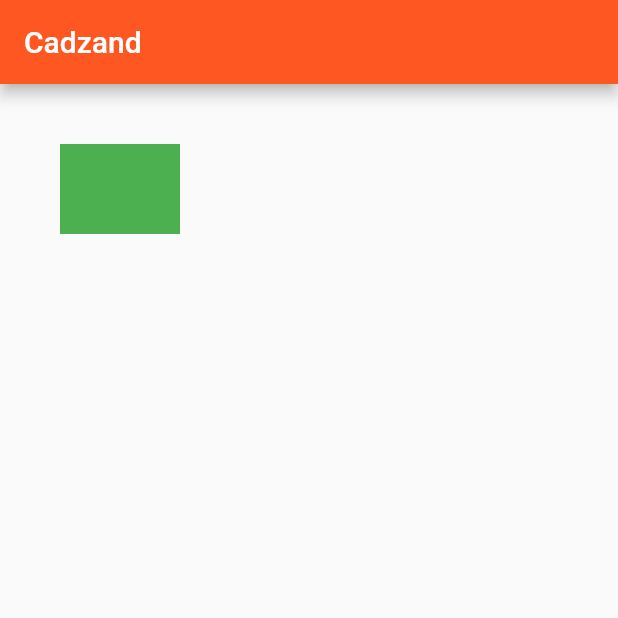
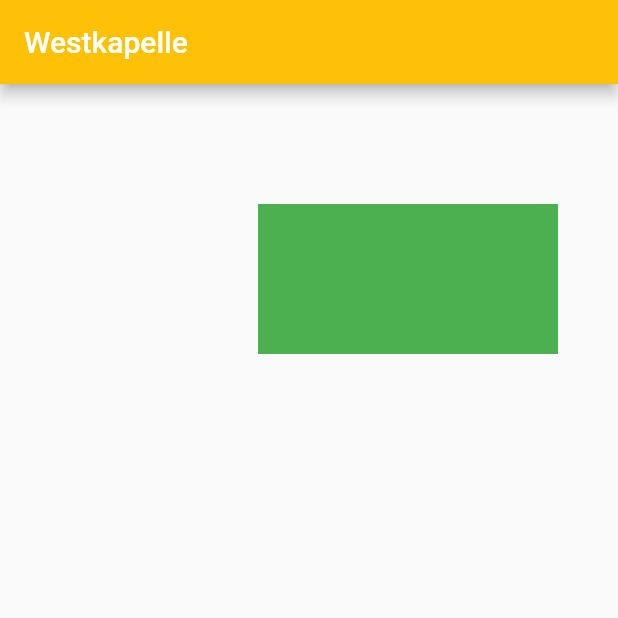
Before and after one commit to spkersten/flutter_coast, a Flutter app: the screen it shows after launch, on a phone screen of 412 x 824 dp, the top half of it. Run offline on Flutter 3.47's test engine with Material 2 defaults, Android fonts, the phone set to English and light mode, and no system bars.

```diff
--- a/example/lib/main.dart
+++ b/example/lib/main.dart
@@ -17,7 +17,7 @@ class _CoastExampleAppState extends State<CoastExampleApp> {
     Beach(builder: (context) => Zoutelande()),
   ];
 
-  final _coastController = CoastController();
+  final _coastController = CoastController(initialPage: 1);
 
   @override
   Widget build(BuildContext context) {
--- a/lib/src/coast.dart
+++ b/lib/src/coast.dart
@@ -40,6 +40,10 @@ class Coast extends StatefulWidget {
 }
 
 class CoastController {
+  CoastController({initialPage = 0}) : _pageController = PageController(keepPage: true, initialPage: initialPage);
+
+  final _pageController;
+
   double? get beach => _pageController.page;
 
   void dispose() {
@@ -53,8 +57,6 @@ class CoastController {
   }) async {
     await _pageController.animateToPage(beach, duration: duration, curve: curve);
   }
-
-  final _pageController = PageController(keepPage: true);
 }
 
 class CoastState extends State<Coast> {
@@ -78,7 +80,7 @@ class CoastState extends State<Coast> {
   void initState() {
     super.initState();
 
-    _sourcePage = 0;
+    _sourcePage = pageController.initialPage;
     _previousOffset = 0.0;
 
     pageController.addListener(() {
@@ -157,6 +159,7 @@ class CoastState extends State<Coast> {
   bool shouldFinishTransition({int? newTargetPage, int? newSourcePage}) =>
       progress != null && (_targetPage != newTargetPage || _sourcePage != newSourcePage);
 
+  @visibleForTesting
   bool shouldStartNewTransition({int? newTargetPage}) => progress == null && newTargetPage != null;
 
   @override
--- a/pubspec.yaml
+++ b/pubspec.yaml
@@ -1,6 +1,6 @@
 name: coast
 description: PageView wrapper that supports Hero-like animations
-version: 2.0.0
+version: 2.0.1
 repository: https://github.com/spkersten/flutter_coast
 
 environment:
```
Also changed, not shown: 1 other file.
